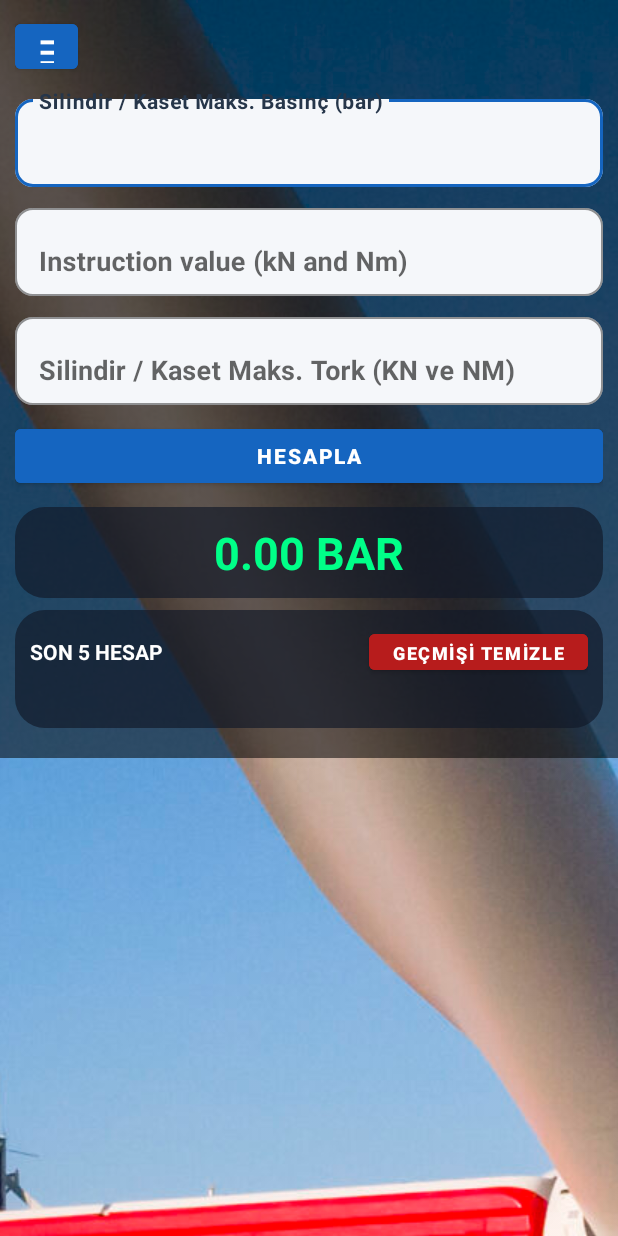
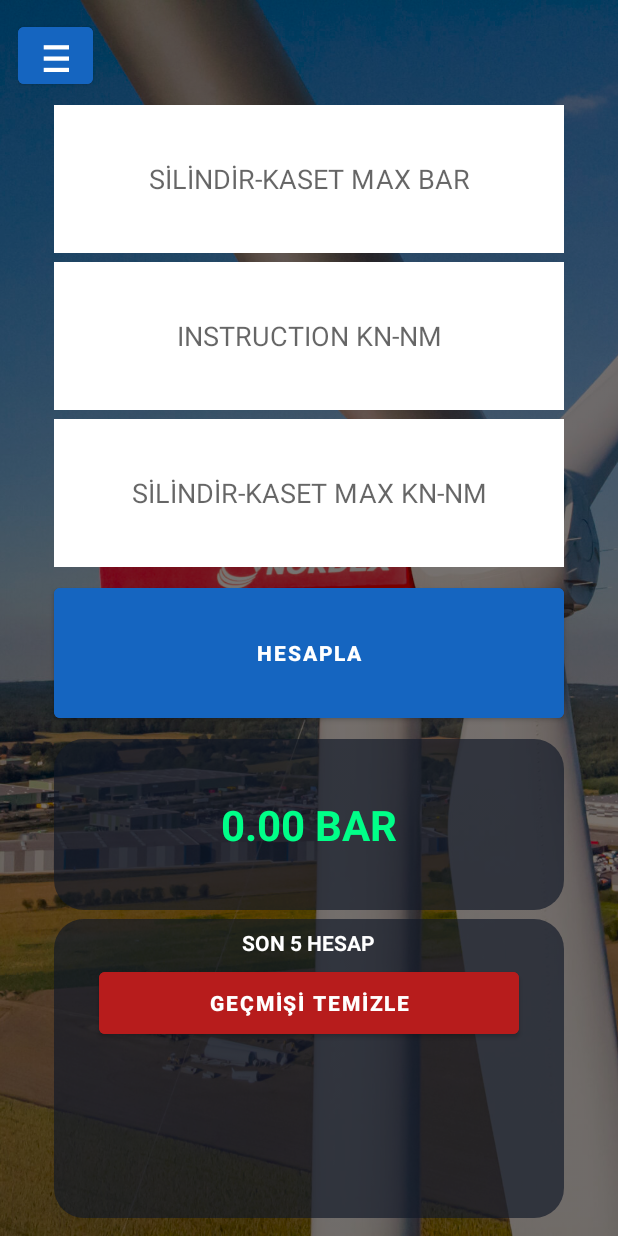
Before and after one commit to ekremocl/Bar-Hesaplama-V2, an Android app: the screen it shows after launch (MainActivity), on a phone screen of 412 x 824 dp. Run offline under Robolectric (Android 15) with nearby library versions, the phone set to English and light mode, and no system bars; 1 statement that could not run was skipped.

Commit message:
Update activity_main.xml

```diff
--- a/app/src/main/res/layout/activity_main.xml
+++ b/app/src/main/res/layout/activity_main.xml
@@ -1,5 +1,4 @@
 <?xml version="1.0" encoding="utf-8"?>
-
 <androidx.drawerlayout.widget.DrawerLayout
     xmlns:android="http://schemas.android.com/apk/res/android"
     xmlns:app="http://schemas.android.com/apk/res-auto"
@@ -7,14 +6,9 @@
     android:layout_width="match_parent"
     android:layout_height="match_parent">
 
-    <ScrollView
-        android:layout_width="match_parent"
-        android:layout_height="match_parent"
-        android:fillViewport="true">
-
     <FrameLayout
         android:layout_width="match_parent"
-            android:layout_height="wrap_content">
+        android:layout_height="match_parent">
 
         <ImageView
             android:layout_width="match_parent"
@@ -24,113 +18,69 @@
 
         <LinearLayout
             android:layout_width="match_parent"
-                android:layout_height="wrap_content"
+            android:layout_height="match_parent"
             android:orientation="vertical"
             android:gravity="center"
             android:background="#88000000"
-                android:padding="10dp">
+            android:padding="12dp">
 
             <Button
                 android:id="@+id/menuButton"
-                    android:layout_width="42dp"
-                    android:layout_height="42dp"
+                android:layout_width="50dp"
+                android:layout_height="50dp"
                 android:layout_gravity="start"
                 android:text="☰"
-                    android:textSize="22sp"
+                android:textSize="24sp"
                 android:textStyle="bold"
                 android:textColor="#FFFFFF"
                 android:backgroundTint="#1565C0" />
 
-                <com.google.android.material.textfield.TextInputLayout
-                    android:layout_width="match_parent"
-                    android:layout_height="wrap_content"
-                    android:layout_marginTop="8dp"
-                    android:hint="Silindir / Kaset Maks. Basınç (bar)"
-                    app:boxBackgroundColor="#F5F7FA"
-                    app:boxBackgroundMode="outline"
-                    app:boxCornerRadiusBottomEnd="12dp"
-                    app:boxCornerRadiusBottomStart="12dp"
-                    app:boxCornerRadiusTopEnd="12dp"
-                    app:boxCornerRadiusTopStart="12dp"
-                    app:boxStrokeColor="#1565C0"
-                    app:hintTextAppearance="@style/CalculatorInputLabel"
-                    app:hintTextColor="#26364A">
-
-                    <com.google.android.material.textfield.TextInputEditText
+            <EditText
                 android:id="@+id/maxBar"
                 android:layout_width="match_parent"
-                        android:layout_height="wrap_content"
+                android:layout_height="0dp"
+                android:layout_weight="1"
+                android:layout_marginHorizontal="24dp"
+                android:layout_marginTop="8dp"
+                android:hint="SİLİNDİR-KASET MAX BAR"
+                android:background="#FFFFFF"
+                android:gravity="center"
                 android:inputType="numberDecimal"
-                        android:imeOptions="actionNext"
-                        android:gravity="start|center_vertical"
-                        android:textColor="#172033"
-                        android:textSize="18sp"
-                        android:textStyle="bold" />
+                android:imeOptions="actionNext" />
 
-                </com.google.android.material.textfield.TextInputLayout>
-
-                <com.google.android.material.textfield.TextInputLayout
-                    android:id="@+id/instructionLayout"
-                    android:layout_width="match_parent"
-                    android:layout_height="wrap_content"
-                    android:layout_marginTop="8dp"
-                    android:hint="Instruction value (kN and Nm)"
-                    app:boxBackgroundColor="#F5F7FA"
-                    app:boxBackgroundMode="outline"
-                    app:boxCornerRadiusBottomEnd="12dp"
-                    app:boxCornerRadiusBottomStart="12dp"
-                    app:boxCornerRadiusTopEnd="12dp"
-                    app:boxCornerRadiusTopStart="12dp"
-                    app:boxStrokeColor="#1565C0"
-                    app:hintTextAppearance="@style/CalculatorInputLabel"
-                    app:hintTextColor="#26364A">
-
-                    <com.google.android.material.textfield.TextInputEditText
+            <EditText
                 android:id="@+id/instruction"
                 android:layout_width="match_parent"
-                        android:layout_height="wrap_content"
+                android:layout_height="0dp"
+                android:layout_weight="1"
+                android:layout_marginHorizontal="24dp"
+                android:layout_marginTop="6dp"
+                android:hint="INSTRUCTION KN-NM"
+                android:background="#FFFFFF"
+                android:gravity="center"
                 android:inputType="numberDecimal"
-                        android:imeOptions="actionNext"
-                        android:gravity="start|center_vertical"
-                        android:textColor="#172033"
-                        android:textSize="18sp"
-                        android:textStyle="bold" />
+                android:imeOptions="actionNext" />
 
-                </com.google.android.material.textfield.TextInputLayout>
-
-                <com.google.android.material.textfield.TextInputLayout
-                    android:layout_width="match_parent"
-                    android:layout_height="wrap_content"
-                    android:layout_marginTop="8dp"
-                    android:hint="Silindir / Kaset Maks. Tork (KN ve NM)"
-                    app:boxBackgroundColor="#F5F7FA"
-                    app:boxBackgroundMode="outline"
-                    app:boxCornerRadiusBottomEnd="12dp"
-                    app:boxCornerRadiusBottomStart="12dp"
-                    app:boxCornerRadiusTopEnd="12dp"
-                    app:boxCornerRadiusTopStart="12dp"
-                    app:boxStrokeColor="#1565C0"
-                    app:hintTextAppearance="@style/CalculatorInputLabel"
-                    app:hintTextColor="#26364A">
-
-                    <com.google.android.material.textfield.TextInputEditText
+            <EditText
                 android:id="@+id/maxKn"
                 android:layout_width="match_parent"
-                        android:layout_height="wrap_content"
+                android:layout_height="0dp"
+                android:layout_weight="1"
+                android:layout_marginHorizontal="24dp"
+                android:layout_marginTop="6dp"
+                android:hint="SİLİNDİR-KASET MAX KN-NM"
+                android:background="#FFFFFF"
+                android:gravity="center"
                 android:inputType="numberDecimal"
-                        android:imeOptions="actionDone"
-                        android:gravity="start|center_vertical"
-                        android:textColor="#172033"
-                        android:textSize="18sp"
-                        android:textStyle="bold" />
-
-                </com.google.android.material.textfield.TextInputLayout>
+                android:imeOptions="actionDone" />
 
             <Button
                 android:id="@+id/calculate"
                 android:layout_width="match_parent"
-                    android:layout_height="48dp"
-                    android:layout_marginTop="10dp"
+                android:layout_height="0dp"
+                android:layout_weight="1"
+                android:layout_marginHorizontal="24dp"
+                android:layout_marginTop="8dp"
                 android:text="HESAPLA"
                 android:textStyle="bold"
                 android:textColor="#FFFFFF"
@@ -138,11 +88,13 @@
 
             <LinearLayout
                 android:layout_width="match_parent"
-                    android:layout_height="wrap_content"
+                android:layout_height="0dp"
+                android:layout_weight="1.15"
+                android:layout_marginHorizontal="24dp"
+                android:layout_marginTop="8dp"
                 android:orientation="vertical"
                 android:gravity="center"
-                    android:padding="10dp"
-                    android:layout_marginTop="10dp"
+                android:padding="6dp"
                 android:background="@drawable/header_card">
 
                 <TextView
@@ -151,31 +103,24 @@
                     android:layout_height="wrap_content"
                     android:text="0.00 BAR"
                     android:textColor="#00FF88"
-                        android:textSize="30sp"
+                    android:textSize="28sp"
                     android:textStyle="bold" />
-
             </LinearLayout>
 
             <LinearLayout
                 android:layout_width="match_parent"
-                    android:layout_height="wrap_content"
+                android:layout_height="0dp"
+                android:layout_weight="2"
+                android:layout_marginHorizontal="24dp"
+                android:layout_marginTop="6dp"
                 android:orientation="vertical"
                 android:gravity="center"
-                    android:padding="10dp"
-                    android:layout_marginTop="8dp"
-                    android:layout_marginBottom="10dp"
+                android:padding="6dp"
                 android:background="@drawable/header_card">
 
-                    <LinearLayout
-                        android:layout_width="match_parent"
+                <TextView
+                    android:layout_width="wrap_content"
                     android:layout_height="wrap_content"
-                        android:orientation="horizontal"
-                        android:gravity="center_vertical">
-
-                        <TextView
-                            android:layout_width="0dp"
-                            android:layout_height="wrap_content"
-                            android:layout_weight="1"
                     android:text="SON 5 HESAP"
                     android:textColor="#FFFFFF"
                     android:textStyle="bold"
@@ -183,33 +128,29 @@
 
                 <Button
                     android:id="@+id/clearHistory"
-                            android:layout_width="wrap_content"
-                            android:layout_height="36dp"
+                    android:layout_width="match_parent"
+                    android:layout_height="0dp"
+                    android:layout_weight="1"
+                    android:layout_marginHorizontal="24dp"
+                    android:layout_marginTop="4dp"
                     android:text="GEÇMİŞİ TEMİZLE"
-                            android:textSize="12sp"
                     android:textStyle="bold"
                     android:textColor="#FFFFFF"
                     android:backgroundTint="#B71C1C" />
 
-                    </LinearLayout>
-
                 <TextView
                     android:id="@+id/history"
                     android:layout_width="match_parent"
-                        android:layout_height="wrap_content"
+                    android:layout_height="0dp"
+                    android:layout_weight="2"
                     android:layout_marginTop="4dp"
                     android:text=""
                     android:textColor="#FFFFFF"
-                        android:textSize="13sp"
+                    android:textSize="12sp"
                     android:gravity="center" />
-
             </LinearLayout>
-
         </LinearLayout>
-
     </FrameLayout>
-
-    </ScrollView>
 
     <com.google.android.material.navigation.NavigationView
         android:id="@+id/navigationView"
@@ -218,7 +159,6 @@
         android:layout_gravity="start"
         android:background="#FFFFFF"
         app:itemIconTint="@null"
-        app:itemIconSize="42dp"
         app:menu="@menu/drawer_menu" />
 
 </androidx.drawerlayout.widget.DrawerLayout>
```
Lines whose indentation alone changed are shown as unchanged.
